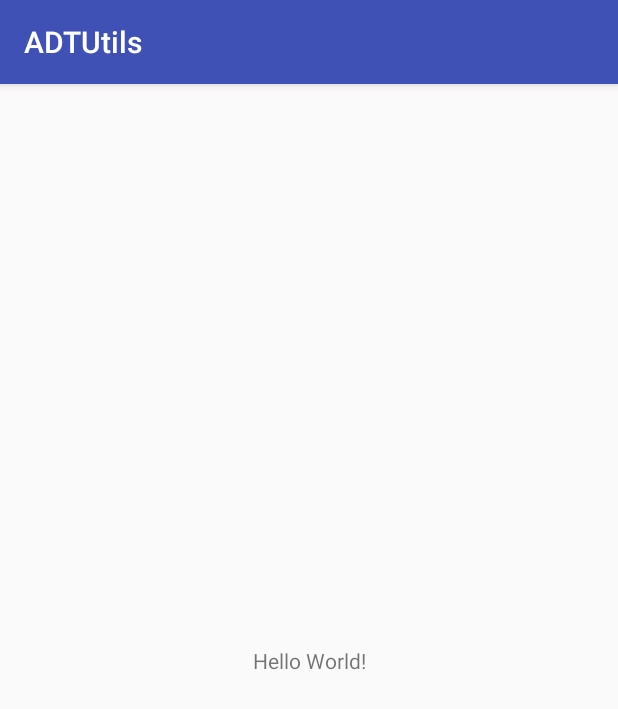
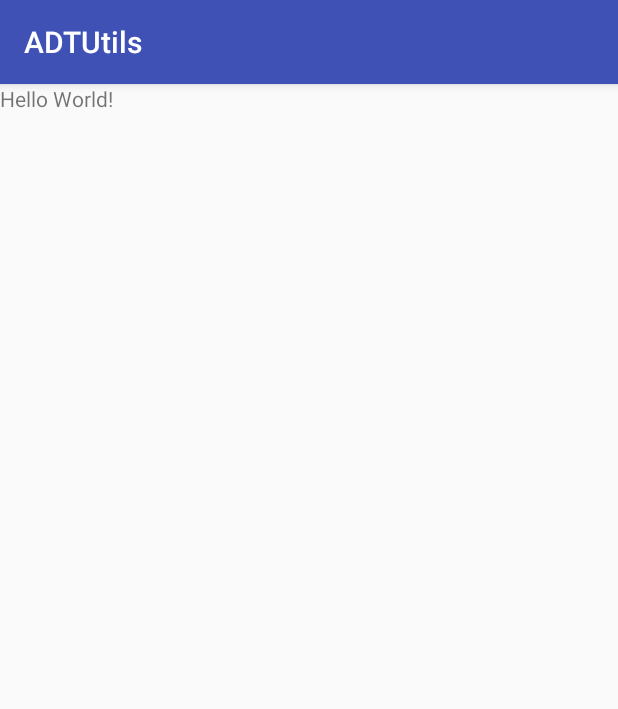
Before and after one commit to HonzaR/ADTUtils, an Android app: the screen it shows after launch (MainActivity), on a phone screen of 412 x 824 dp. Shown: the top 709 px of the screen. Run offline under Robolectric (Android 15) with nearby library versions, the phone set to English and light mode, and no system bars.

```diff
--- a/app/build.gradle
+++ b/app/build.gradle
@@ -25,7 +25,6 @@ dependencies {
         exclude group: 'com.android.support', module: 'support-annotations'
     })
     implementation 'com.android.support:appcompat-v7:27.1.1'
-    implementation 'com.android.support.constraint:constraint-layout:1.1.2'
     implementation 'com.google.code.gson:gson:2.8.2'
     testImplementation 'junit:junit:4.12'
     implementation project(path: ':library')
--- a/app/src/main/java/com/honzar/adtutils/sampleApp/MainActivity.java
+++ b/app/src/main/java/com/honzar/adtutils/sampleApp/MainActivity.java
@@ -1,13 +1,9 @@
 package com.honzar.adtutils.sampleApp;
 
-import android.content.Intent;
 import android.os.Bundle;
 import android.support.v7.app.AppCompatActivity;
 
 import com.honzar.adtutils.library.IntentUtils;
-
-import java.io.File;
-import java.io.IOException;
 
 public class MainActivity extends AppCompatActivity {
 
@@ -49,26 +45,31 @@ public class MainActivity extends AppCompatActivity {
 //
 //        //IntentUtils.openFilePickerComponent(MainActivity.this,"video/*", "TEST TITLE", 101);
 
-        file = new File(getExternalFilesDir(null), "image.mp4");
-        try {
-            file.createNewFile();
-        } catch (IOException e) {
-            e.printStackTrace();
-        }
+//        file = new File(getExternalFilesDir(null), "image.mp4");
+//        try {
+//            file.createNewFile();
+//        } catch (IOException e) {
+//            e.printStackTrace();
+//        }
+//
+//        IntentUtils.openCameraAppForPhoto(MainActivity.this, 2209, false, file, true);
+//    }
+//    File file;
 
-        IntentUtils.openCameraAppForPhoto(MainActivity.this, 2209, false, file, true);
+
+        IntentUtils.openAppPlayStoreSubscriptions(MainActivity.this);
+
     }
-    File file;
 
-    @Override
-    protected void onActivityResult(int requestCode, int resultCode, Intent data) {
-        super.onActivityResult(requestCode, resultCode, data);
-
-        if (requestCode == 2209) {
-
-            if (resultCode == RESULT_OK) {
-                String filePath = file.getAbsolutePath();
-            }
-        }
-    }
+//    @Override
+//    protected void onActivityResult(int requestCode, int resultCode, Intent data) {
+//        super.onActivityResult(requestCode, resultCode, data);
+//
+//        if (requestCode == 2209) {
+//
+//            if (resultCode == RESULT_OK) {
+//                String filePath = file.getAbsolutePath();
+//            }
+//        }
+//    }
 }
--- a/app/src/main/res/layout/activity_main.xml
+++ b/app/src/main/res/layout/activity_main.xml
@@ -1,6 +1,5 @@
 <?xml version="1.0" encoding="utf-8"?>
-<android.support.constraint.ConstraintLayout xmlns:android="http://schemas.android.com/apk/res/android"
-    xmlns:app="http://schemas.android.com/apk/res-auto"
+<FrameLayout xmlns:android="http://schemas.android.com/apk/res/android"
     xmlns:tools="http://schemas.android.com/tools"
     android:layout_width="match_parent"
     android:layout_height="match_parent"
@@ -9,10 +8,6 @@
     <TextView
         android:layout_width="wrap_content"
         android:layout_height="wrap_content"
-        android:text="Hello World!"
-        app:layout_constraintBottom_toBottomOf="parent"
-        app:layout_constraintLeft_toLeftOf="parent"
-        app:layout_constraintRight_toRightOf="parent"
-        app:layout_constraintTop_toTopOf="parent" />
+        android:text="Hello World!" />
 
-</android.support.constraint.ConstraintLayout>
+</FrameLayout>
--- a/library/src/main/java/com/honzar/adtutils/library/IntentUtils.java
+++ b/library/src/main/java/com/honzar/adtutils/library/IntentUtils.java
@@ -450,7 +450,66 @@ public class IntentUtils extends Utils {
         return openImageInGalleryApp(context, Uri.parse("file://" + file.getAbsolutePath()));
     }
 
+    /**
+     * Opens Google Play Store page in Play Store app if installed or in browser.
+     *
+     * @param context
+     * @param packageName package name of app developer wants to open on Play Store
+     *
+     * @return true/false
+     */
+    public static boolean openAppPlayStore(Context context, String packageName)
+    {
+        if (checkNull(context) || checkNull(packageName) || packageName.isEmpty())
+            return false;
 
+        Uri rateUri = Uri.parse("market://details?id=" + packageName);
+        Intent goToMarket = new Intent(Intent.ACTION_VIEW, rateUri);
+
+        // To count with Play market backstack, After pressing back button,
+        // to taken back to our application, we need to add following flags to intent.
+        goToMarket.addFlags(Intent.FLAG_ACTIVITY_NO_HISTORY |
+                Intent.FLAG_ACTIVITY_NEW_DOCUMENT |
+                Intent.FLAG_ACTIVITY_MULTIPLE_TASK);
+
+        try {
+            context.startActivity(goToMarket);
+        } catch (ActivityNotFoundException e) {
+            Uri storeUri = Uri.parse("http://play.google.com/store/apps/details?id=" + packageName);
+            context.startActivity(new Intent(Intent.ACTION_VIEW, storeUri));
+        }
+        return true;
+    }
+
+    /**
+     * Opens Google Play Store on Subscription page in Play Store app if installed or in browser.
+     *
+     * @param context
+     *
+     * @return true/false
+     */
+    public static boolean openAppPlayStoreSubscriptions(Context context)
+    {
+        if (checkNull(context))
+            return false;
+
+        Uri rateUri = Uri.parse("https://play.google.com/store/account/subscriptions");
+        Intent goToMarket = new Intent(Intent.ACTION_VIEW, rateUri);
+
+        // To count with Play market backstack, After pressing back button,
+        // to taken back to our application, we need to add following flags to intent.
+        goToMarket.addFlags(Intent.FLAG_ACTIVITY_NO_HISTORY |
+                Intent.FLAG_ACTIVITY_NEW_DOCUMENT |
+                Intent.FLAG_ACTIVITY_MULTIPLE_TASK);
+
+        try {
+            context.startActivity(goToMarket);
+        } catch (ActivityNotFoundException e) {
+            Uri storeUri = Uri.parse("https://play.google.com/store/account/subscriptions");
+            context.startActivity(new Intent(Intent.ACTION_VIEW, storeUri));
+        }
+        return true;
+    }
 
     //
     // TURN DEVICE ACCESSORY ON
```
Also changed, not shown: library/src/main/java/com/honzar/adtutils/library/DeviceUtils.java (+0 -31 lines).
